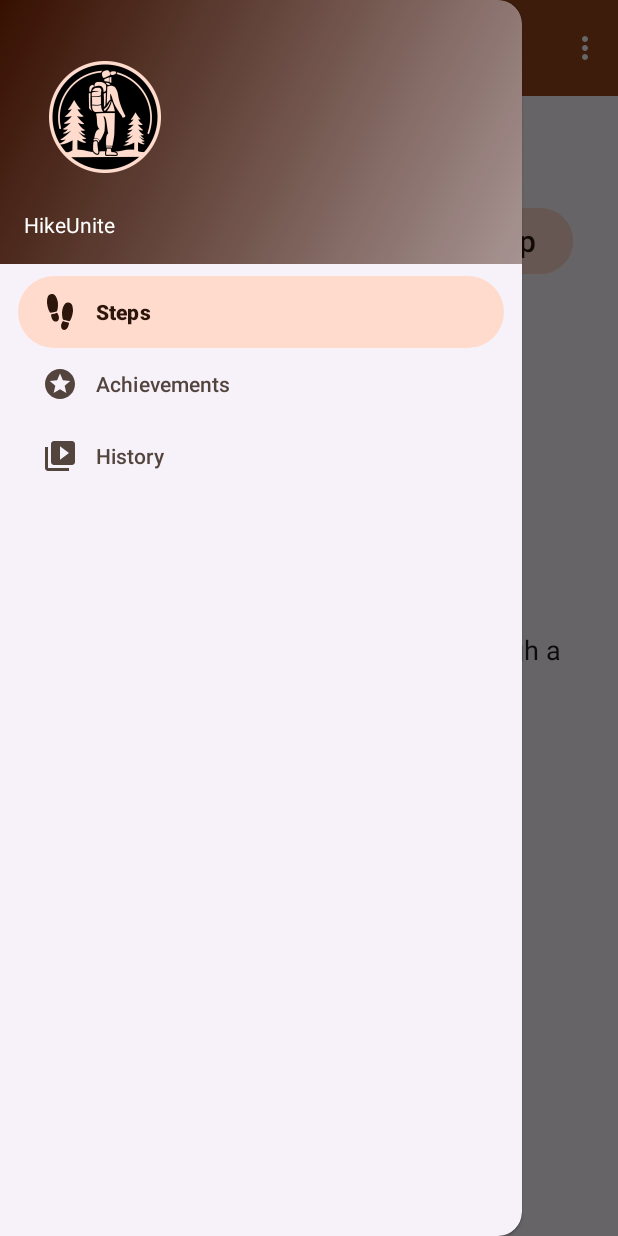
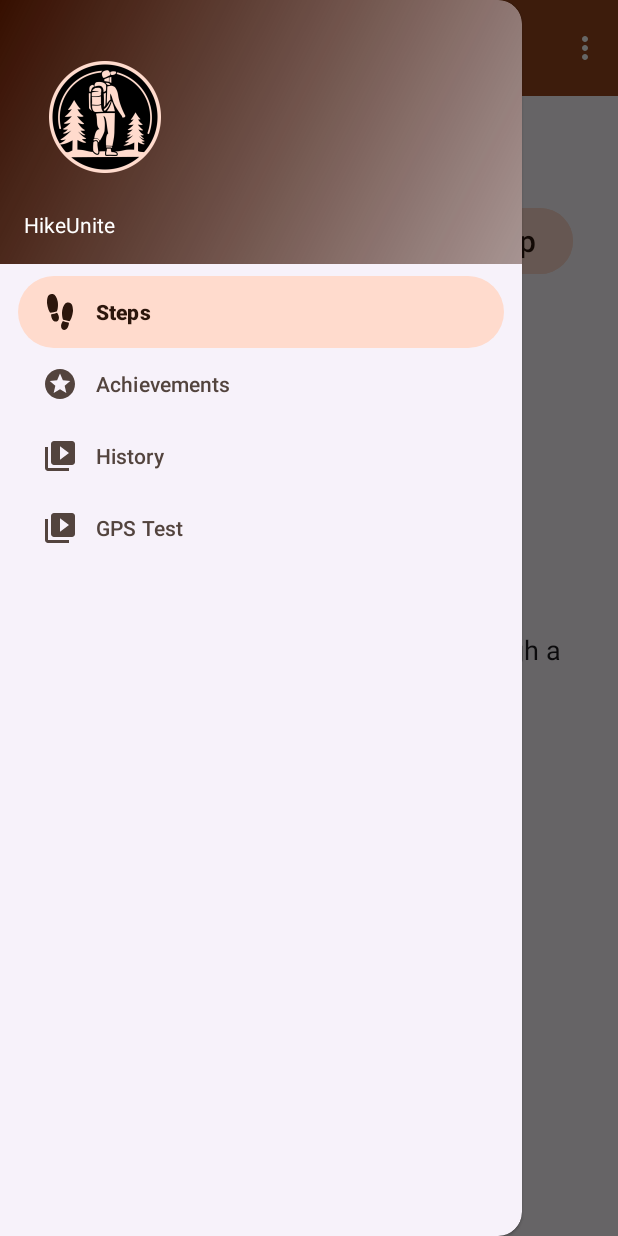
Before and after one commit to clarissakuemhof/MWC_HikeUnite, an Android app: the screen it shows after launch (MainActivity), with the side drawer open, on a phone screen of 412 x 824 dp. Run offline under Robolectric (Android 15) with nearby library versions, the light colour scheme and no system bars; our stand-ins replace navigation-ui; 1 statement that could not run was skipped.

Commit message:
added fragmemt to implement gps

```diff
--- a/HikeUnite_App/app/src/main/res/menu/activity_main_drawer.xml
+++ b/HikeUnite_App/app/src/main/res/menu/activity_main_drawer.xml
@@ -16,5 +16,9 @@
             android:id="@+id/nav_hist"
             android:icon="@drawable/ic_menu_slideshow"
             android:title="@string/history" />
+        <item
+            android:id="@+id/nav_gps"
+            android:icon="@drawable/ic_menu_slideshow"
+            android:title="@string/gps_test" />
     </group>
 </menu>
--- a/HikeUnite_App/app/src/main/res/navigation/mobile_navigation.xml
+++ b/HikeUnite_App/app/src/main/res/navigation/mobile_navigation.xml
@@ -34,6 +34,12 @@
         tools:layout="@layout/fragment_details" />
 
     <fragment
+        android:id="@+id/nav_gps"
+        android:name="com.example.stepappv4.ui.GPS.GPSTestFragment"
+        android:label="GPS TEST"
+        tools:layout="@layout/fragment_gpstest" />
+
+    <fragment
         android:id="@+id/nav_day"
         android:name="com.example.stepappv4.ui.Day.DayFragment"
         android:label="Day"
--- a/HikeUnite_App/app/src/main/res/values/strings.xml
+++ b/HikeUnite_App/app/src/main/res/values/strings.xml
@@ -35,4 +35,5 @@
     <string name="history">History</string>
     <string name="date">date</string>
     <string name="achievements">Achievements</string>
+    <string name="gps_test">GPS Test</string>
 </resources>
```
Also changed, not shown: HikeUnite_App/app/src/main/java/com/example/stepappv4/ui/GPS/GPSTestFragment.java (added, +47 -0 lines), HikeUnite_App/app/src/main/res/layout/fragment_gpstest.xml (added, +22 -0 lines).
